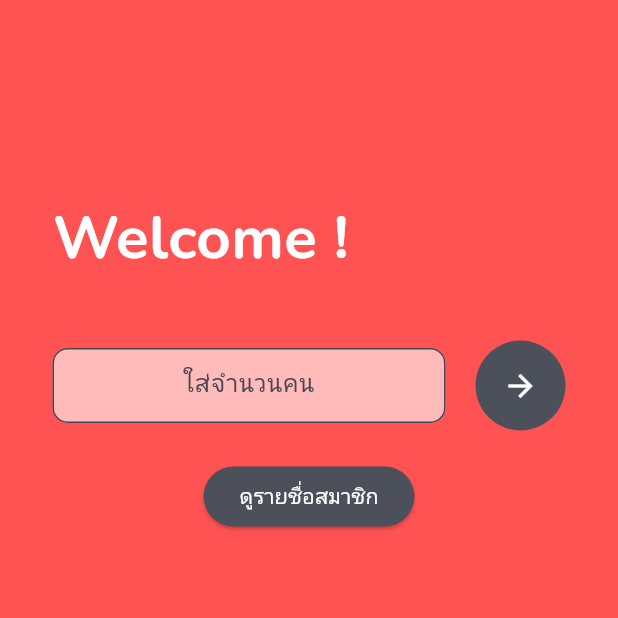
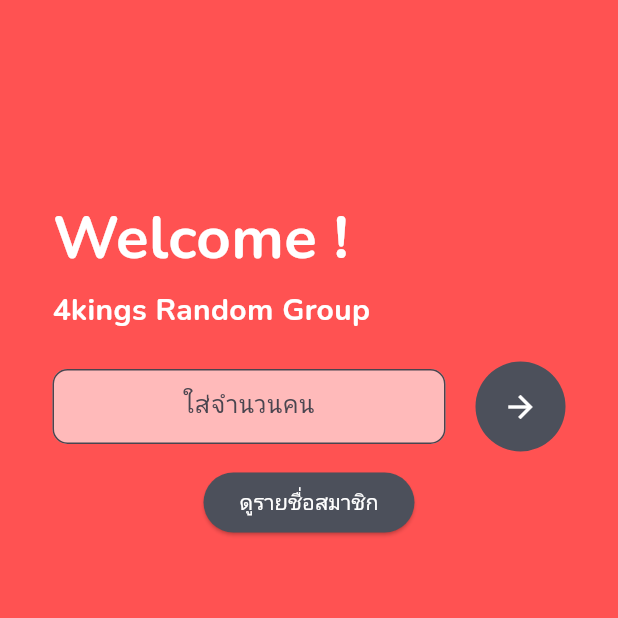
Before and after one commit to P4korn/4kings_project_app, a Flutter app: the screen it shows after launch, on a phone screen of 412 x 824 dp, the top half of it. Run offline on Flutter 3.47's test engine with Material 3 defaults, Android fonts, the light colour scheme and no system bars; our stand-ins replace google_fonts.

Commit message:
homepage text change

```diff
--- a/lib/pages/home/home.dart
+++ b/lib/pages/home/home.dart
@@ -33,11 +33,9 @@ class _MyHomePageState extends State<MyHomePage> {
   };
 
   void assignToGroup(String name) {
-    List<String> shuffledGroups = List.from(groups)
-      ..shuffle();
+    List<String> shuffledGroups = List.from(groups)..shuffle();
     int smallestGroupIndex = 0;
     int smallestGroupSize = groupmembers[shuffledGroups[0]]!.length;
-
 
     for (int i = 1; i < shuffledGroups.length; i++) {
       int groupSize = groupmembers[shuffledGroups[i]]!.length;
@@ -121,7 +119,20 @@ class _MyHomePageState extends State<MyHomePage> {
                   ),
                 ),
               ),
-              SizedBox(height: 40),
+              SizedBox(
+                height: 5,
+              ),
+              Text(
+                "4kings Random Group",
+                style: GoogleFonts.nunito(
+                  textStyle: TextStyle(
+                    fontSize: 20,
+                    color: Colors.white,
+                    fontWeight: FontWeight.bold,
+                  ),
+                ),
+              ),
+              SizedBox(height: 20),
               Row(
                 children: [
                   Expanded(
@@ -214,7 +225,7 @@ class _MyHomePageState extends State<MyHomePage> {
                   ],
                 ),
               SizedBox(
-                height: 20,
+                height: 10,
               ),
               Center(
                 child: ElevatedButton(
@@ -235,7 +246,8 @@ class _MyHomePageState extends State<MyHomePage> {
                                   group,
                                   style: TextStyle(fontSize: 20),
                                 ),
-                                subtitle: Text("จำนวนสมาชิก : ${groupmembers[group]!.length}\n${groupmembers[group]!.join(", ")}"),
+                                subtitle: Text(
+                                    "จำนวนสมาชิก : ${groupmembers[group]!.length}\n${groupmembers[group]!.join(", ")}"),
                               );
                             }).toList(),
                           ),
```
